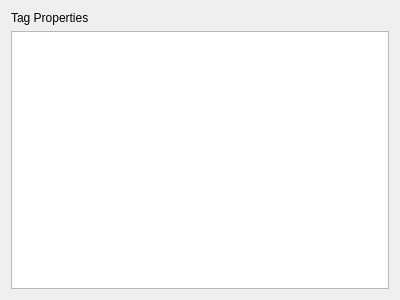
This is InfoWidget/TagPanel.ui in bendalab/NixView as Qt 5 draws it before an edit. The edited form follows.
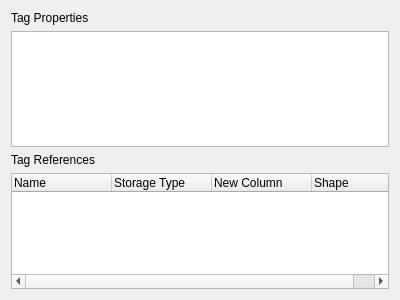
This is the edited form.

Commit message: adjusted size policy, added tree view for references

The edit to the form file:
```diff
--- a/InfoWidget/TagPanel.ui
+++ b/InfoWidget/TagPanel.ui
@@ -10,6 +10,12 @@
     <height>300</height>
    </rect>
   </property>
+  <property name="sizePolicy">
+   <sizepolicy hsizetype="Preferred" vsizetype="Expanding">
+    <horstretch>0</horstretch>
+    <verstretch>0</verstretch>
+   </sizepolicy>
+  </property>
   <property name="windowTitle">
    <string>Form</string>
   </property>
@@ -24,6 +30,37 @@
    <item>
     <widget class="QTextEdit" name="labal_tag_info"/>
    </item>
+   <item>
+    <widget class="QLabel" name="label_2">
+     <property name="text">
+      <string>Tag References</string>
+     </property>
+    </widget>
+   </item>
+   <item>
+    <widget class="QTreeWidget" name="treeWidget">
+     <column>
+      <property name="text">
+       <string>Name</string>
+      </property>
+     </column>
+     <column>
+      <property name="text">
+       <string>Storage Type</string>
+      </property>
+     </column>
+     <column>
+      <property name="text">
+       <string>New Column</string>
+      </property>
+     </column>
+     <column>
+      <property name="text">
+       <string>Shape</string>
+      </property>
+     </column>
+    </widget>
+   </item>
   </layout>
  </widget>
  <resources/>
```
The commit also changes 2 other files.
